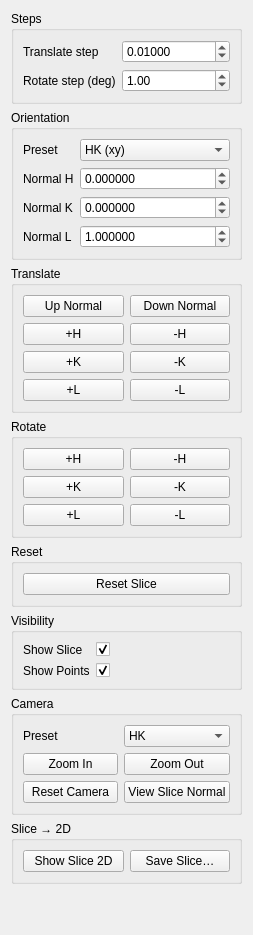
Old version of the form src/dashpva/gui/workbench/docks/slice_plane.ui in the repository AdvancedPhotonSource/DashPVA.
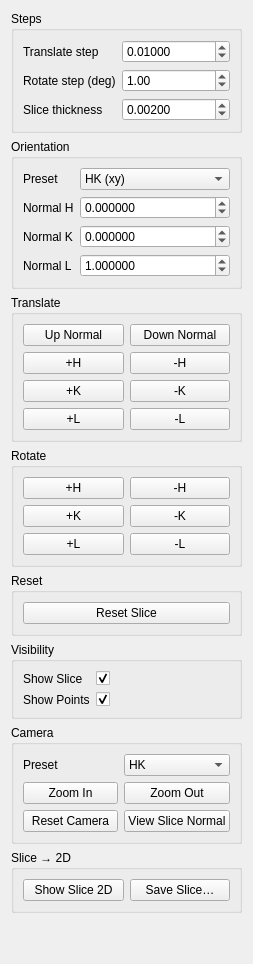
New version of the form.

Commit message:
add: load slice + persist slice orientation metadata on save
add: multi-slice batch extraction across files/folder into one hdf5

add: slice thickness input in the Slice Controls dock

fix: slice 2d opens in the 3D view's colormap (setColorMap)

Refactor: move slice save/load/multi/show actions from Workspace3D into SlicePlaneDock

```diff
--- a/src/dashpva/gui/workbench/docks/slice_plane.ui
+++ b/src/dashpva/gui/workbench/docks/slice_plane.ui
@@ -64,6 +64,32 @@
         </property>
        </widget>
       </item>
+      <item row="2" column="0">
+       <widget class="QLabel" name="labelSliceThickness">
+        <property name="text">
+         <string>Slice thickness</string>
+        </property>
+       </widget>
+      </item>
+      <item row="2" column="1">
+       <widget class="QDoubleSpinBox" name="sb_slice_thickness">
+        <property name="decimals">
+         <number>5</number>
+        </property>
+        <property name="singleStep">
+         <double>0.001000000000000</double>
+        </property>
+        <property name="minimum">
+         <double>0.000010000000000</double>
+        </property>
+        <property name="maximum">
+         <double>1000000.000000000000</double>
+        </property>
+        <property name="value">
+         <double>0.002000000000000</double>
+        </property>
+       </widget>
+      </item>
      </layout>
     </widget>
    </item>
```
The commit also changes 5 other files.
